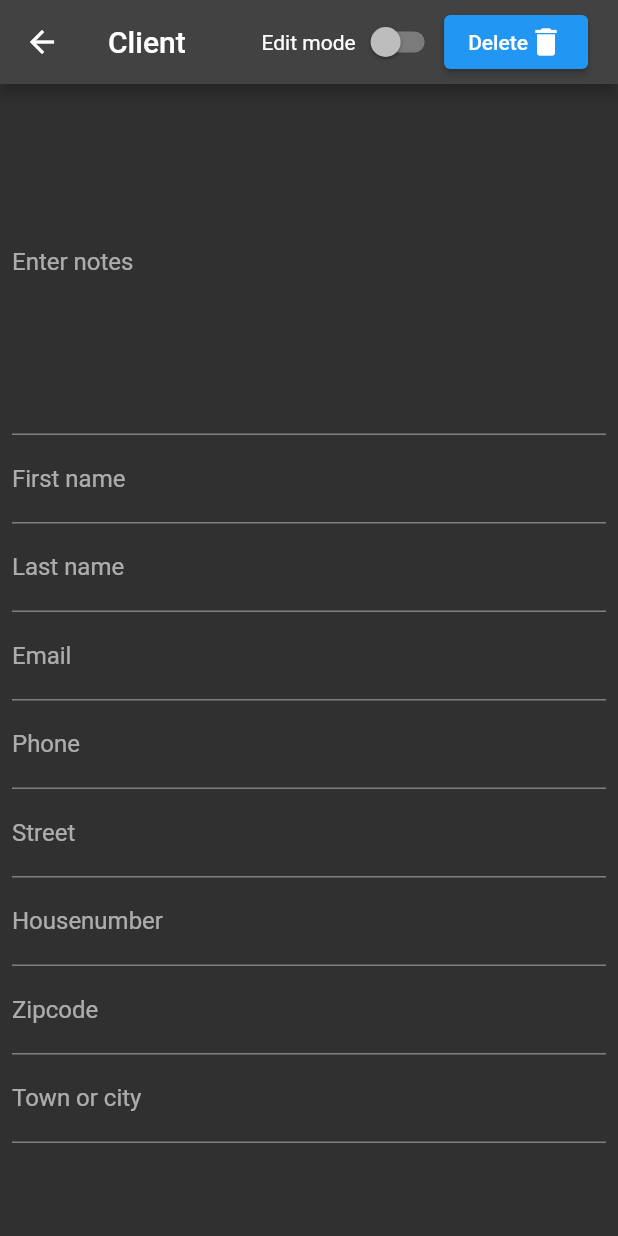
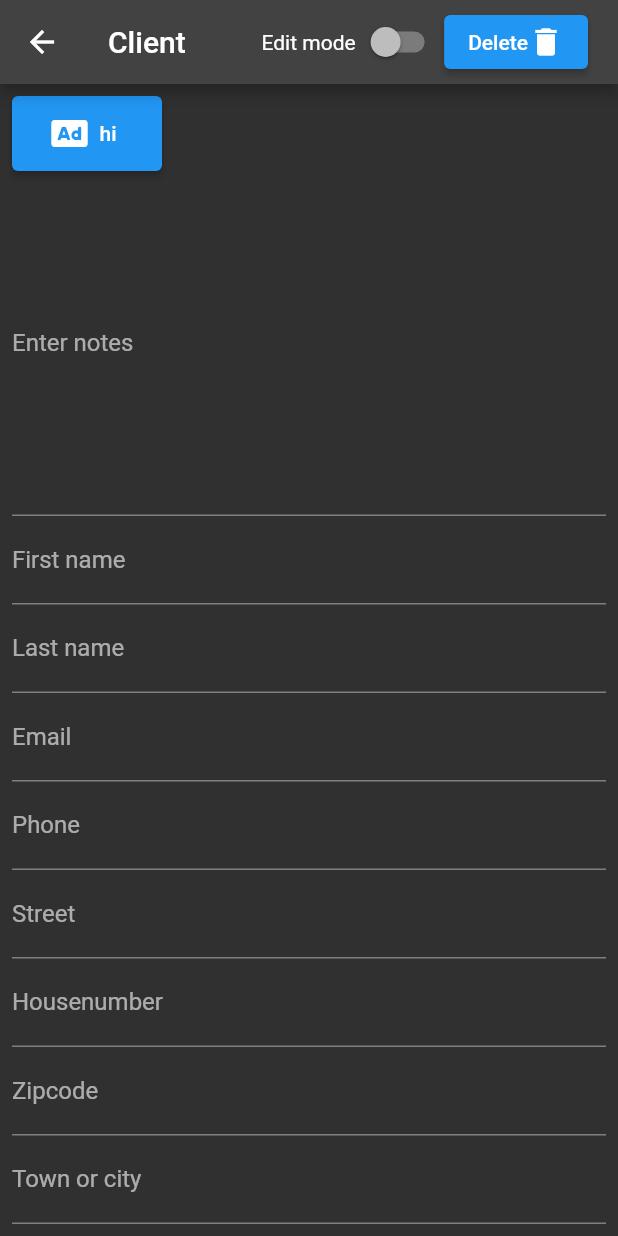
Before and after one commit to stijnschout3n/app, a Flutter app: the viewCustomerScreen screen opened directly with empty values, on a phone screen of 412 x 824 dp. Run offline on Flutter 3.47's test engine with Material 2 defaults, Android fonts, the phone set to English and light mode, and no system bars; our stand-ins replace cloud_firestore, firebase_auth, firebase_core, font_awesome_flutter, google_sign_in, rxdart; missing offline and left inert: searchable_listview; accounts and stored records are empty.

Commit message:
added a button whoo

```diff
--- a/lib/crm/viewCustomer.dart
+++ b/lib/crm/viewCustomer.dart
@@ -3,6 +3,7 @@ import 'package:app/crm/crm.dart';
 import 'package:flutter/material.dart';
 import 'package:app/services/services.dart';
 import 'package:flutter/rendering.dart';
+import 'package:font_awesome_flutter/font_awesome_flutter.dart';
 
 class viewCustomerScreen extends StatefulWidget {
   const viewCustomerScreen({Key? key, required this.customer}) : super(key: key);
@@ -88,10 +89,20 @@ class _viewCustomerScreenState extends State<viewCustomerScreen> {
         ),
         body: Padding(
             //todo add register visit screen
-            padding: EdgeInsets.symmetric(horizontal: 8.0, vertical: 4.0),
+            padding: EdgeInsets.symmetric(horizontal: 8.0, vertical: 8.0),
             child: SingleChildScrollView(
               scrollDirection: Axis.vertical,
-              child: Form(
+              child: Column(
+                children: [
+                  Row(children: [
+                    ElevatedButton.icon(
+                      onPressed: () {},
+                      icon: Icon(FontAwesomeIcons.ad),
+                      label: Text("hi"),
+                      style: ElevatedButton.styleFrom(fixedSize: (const Size(100, 50))),
+                    ),
+                  ]),
+                  Form(
                     key: _formKey,
                     child: Column(
                       mainAxisAlignment: MainAxisAlignment.center,
@@ -229,6 +240,8 @@ class _viewCustomerScreenState extends State<viewCustomerScreen> {
                       ],
                     ),
                   ),
+                ],
+              ),
             )));
   }
 
```
Lines whose indentation alone changed are shown as unchanged.
